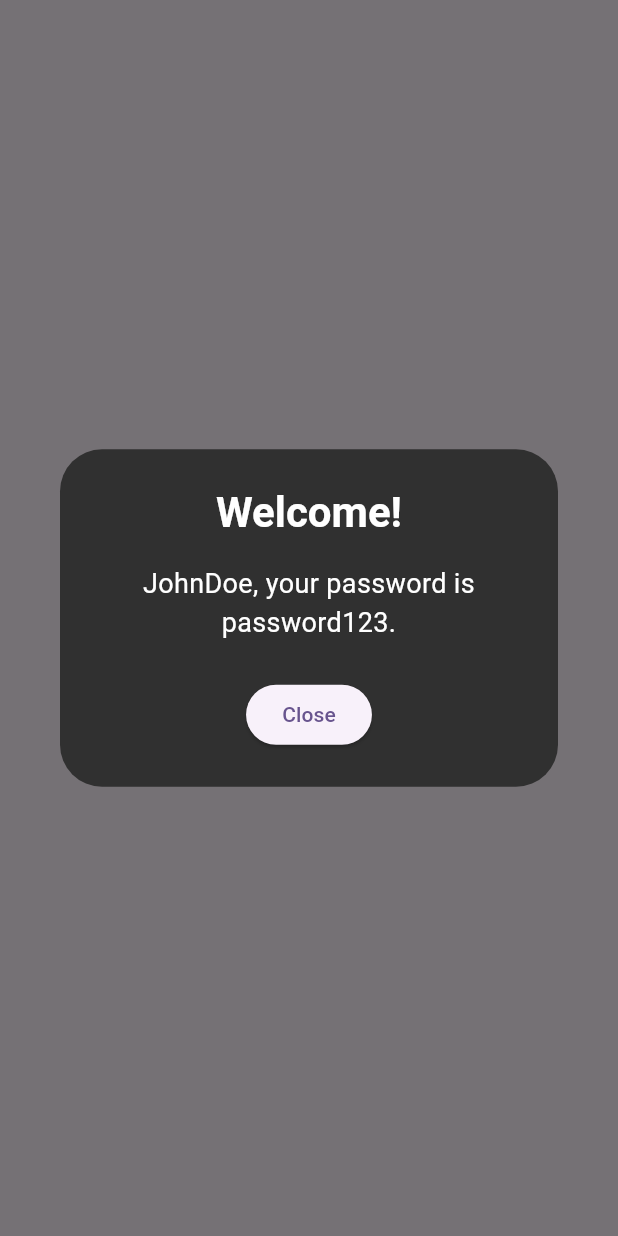
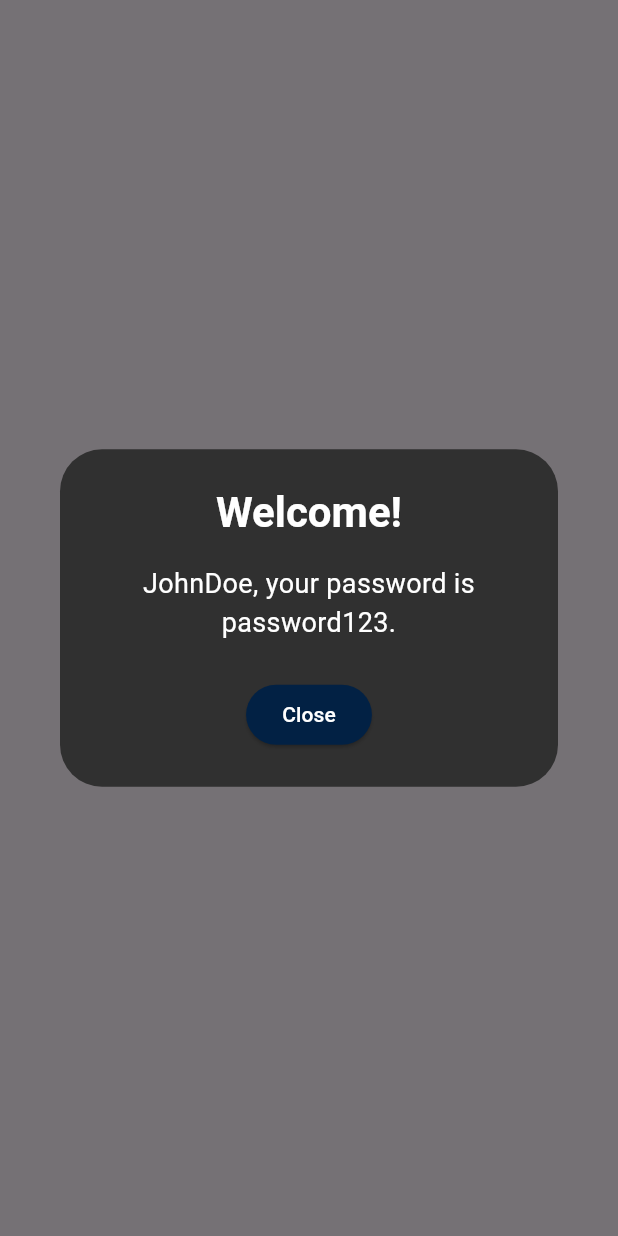
Before and after one commit to KenAlupit/Facebook_Login_Recreation, a Flutter app: the HomeScreen screen opened directly, after a tap on "Click this to show the Popup", on a phone screen of 412 x 824 dp. Run offline on Flutter 3.47's test engine with Material 3 defaults, Android fonts, the light colour scheme and no system bars.

Commit message:
Changed the color of the popup

```diff
--- a/lib/welcome-popup.dart
+++ b/lib/welcome-popup.dart
@@ -31,7 +31,8 @@ class HomeScreen extends StatelessWidget {
               builder: (BuildContext context) {
                 return AlertDialog(
                   backgroundColor: Colors.grey[850], // Dark background for popup
-                  title: Center(
+
+                  title: const Center(
                     child: Text(
                       "Welcome!",
                       style: TextStyle(
@@ -43,7 +44,7 @@ class HomeScreen extends StatelessWidget {
                   ),
                   content: Text(
                     "$username, your password is $password.",
-                    style: TextStyle(
+                    style: const TextStyle(
                       fontSize: 18,
                       color: Colors.white,
                     ),
@@ -55,7 +56,15 @@ class HomeScreen extends StatelessWidget {
                         onPressed: () {
                           Navigator.of(context).pop();
                         },
-                        child: Text('Close'),
+                        style: ElevatedButton.styleFrom(
+                          //Color of the Elevated button
+                          backgroundColor: const Color.fromARGB(255, 2, 33, 68)),
+                        child: const Text(
+                          'Close',
+                          style: TextStyle(
+                            //Color of the Text in the Elevated button
+                            color: Colors.white,
+                          )),
                       ),
                     ),
                   ],
```
